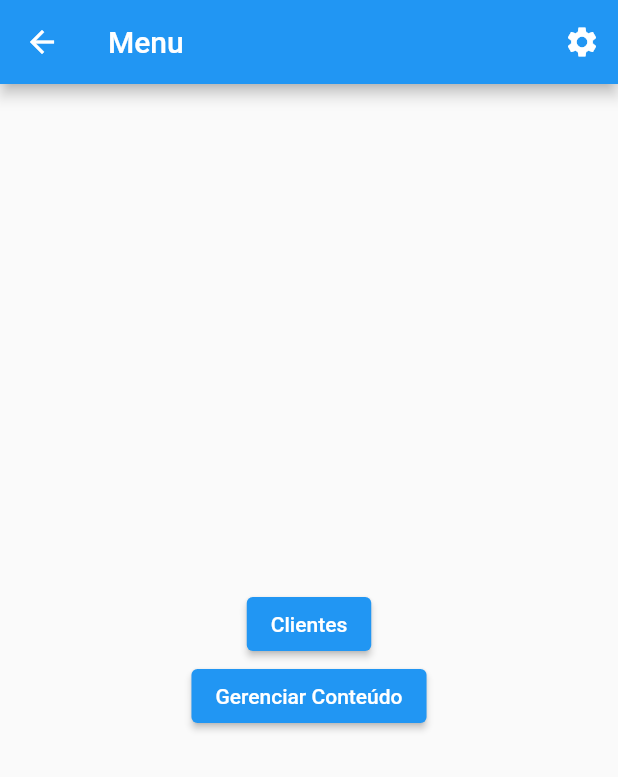
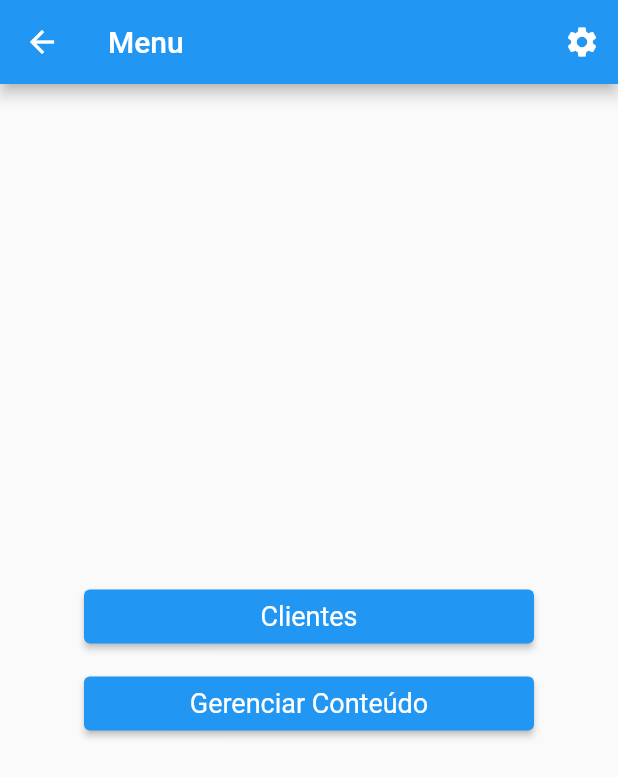
Before and after one commit to angoti/LPManagement, a Flutter app: the MainMenu screen opened by its route, on a phone screen of 412 x 824 dp. Shown: the top 777 px of the screen. Run offline on Flutter 3.47's test engine with Material 2 defaults, Android fonts, the phone set to English and light mode, and no system bars; our stand-ins replace cloud_firestore, firebase_auth, firebase_core, firebase_storage, google_sign_in, image_picker; accounts and stored records are empty; generated files the repository leaves out were written again.

Commit message:
Redireciona para o menu após autenticação

```diff
--- a/AppAdmin/luz_app_admin/lib/src/google_sign_in_screen.dart
+++ b/AppAdmin/luz_app_admin/lib/src/google_sign_in_screen.dart
@@ -1,6 +1,7 @@
 import 'package:flutter/material.dart';
 import 'package:firebase_auth/firebase_auth.dart';
 import 'package:google_sign_in/google_sign_in.dart';
+import 'package:luz_app_admin/src/main_menu.dart';
 
 class GoogleSignInScreen extends StatefulWidget {
   @override
@@ -45,6 +46,7 @@ class _GoogleSignInScreenState extends State<GoogleSignInScreen> {
               // print('Usuário autenticado: ${userCredential.user}');
               print(
                   '------------------------------------------------> Autenticado');
+              Navigator.restorablePushNamed(context, MainMenu.routeName);
             }).catchError((e) {
               // Erro ao autenticar
               print('Erro ao autenticar com o Google: $e');
--- a/AppAdmin/luz_app_admin/lib/src/main_menu.dart
+++ b/AppAdmin/luz_app_admin/lib/src/main_menu.dart
@@ -28,18 +28,32 @@ class MainMenu extends StatelessWidget {
       body: Center(
         child: Column(
           mainAxisAlignment: MainAxisAlignment.center,
+          crossAxisAlignment: CrossAxisAlignment.center,
           children: [
-            ElevatedButton(
+            SizedBox(
+              width: 300,
+              child: ElevatedButton(
                 onPressed: () {
                   Navigator.restorablePushNamed(context, ListClient.routeName);
                 },
+                style: ElevatedButton.styleFrom(
+                  textStyle: TextStyle(fontSize: 18),
+                ),
                 child: const Text('Clientes'),
               ),
-            ElevatedButton(
+            ),
+            SizedBox(height: 10),
+            SizedBox(
+              width: 300,
+              child: ElevatedButton(
                 onPressed: () {
                   Navigator.restorablePushNamed(context, Content.routeName);
                 },
+                style: ElevatedButton.styleFrom(
+                  textStyle: TextStyle(fontSize: 18),
+                ),
                 child: const Text('Gerenciar Conteúdo'),
+              ),
             ),
           ],
         ),
```
Lines whose indentation alone changed are shown as unchanged.
